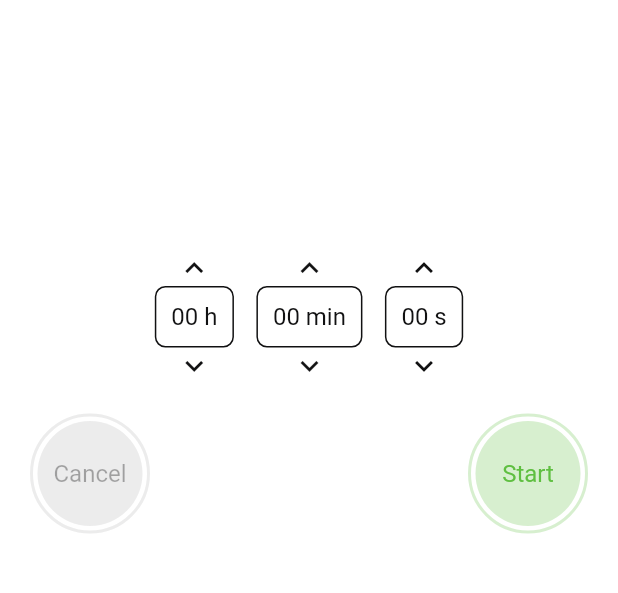
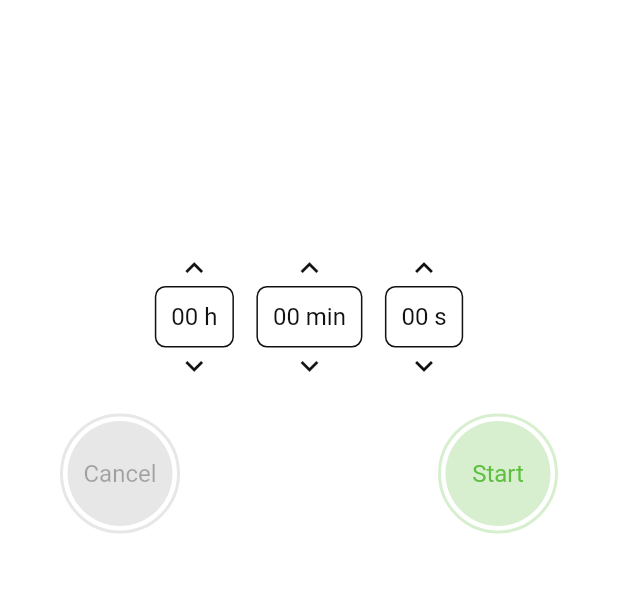
Before and after one commit to rafikfartas/counter-app, a Flutter app: the screen it shows after launch, on a phone screen of 412 x 824 dp, the part 59-652 px from its top. Run offline on Flutter 3.47's test engine with Material 2 defaults, Android fonts, the phone set to English and light mode, and no system bars; our stand-ins replace shared_preferences.

Commit message:
Added provider state

```diff
--- a/lib/main.dart
+++ b/lib/main.dart
@@ -1,11 +1,40 @@
+import 'package:counter_app/screens/home.dart';
 import 'package:counter_app/screens/my_app.dart';
 import 'package:counter_app/services/theme_manager.dart';
 import 'package:flutter/material.dart';
 import 'package:provider/provider.dart';
 
+// void main() {
+//   return runApp(ChangeNotifierProvider<ThemeNotifier>(
+//     create: (_) => ThemeNotifier(),
+//     child: const MyApp(),
+//   ));
+// }
+
 void main() {
-  return runApp(ChangeNotifierProvider<ThemeNotifier>(
-    create: (_) => ThemeNotifier(),
-    child: const MyApp(),
-  ));
+  return runApp(
+    MultiProvider(
+      providers: [
+        ChangeNotifierProvider<ThemeNotifier>(create: (ctx) => ThemeNotifier()),
+      ],
+      child: const MyApp(),
+    ),
+  );
 }
+
+class MyApp extends StatelessWidget {
+  const MyApp({Key? key}) : super(key: key);
+
+  @override
+  Widget build(BuildContext context) {
+    return Consumer<ThemeNotifier>(builder: (context, themeNotifier, child) {
+      return MaterialApp(
+        title: "Countdown app",
+        debugShowCheckedModeBanner: false,
+        scrollBehavior: const MaterialScrollBehavior(),
+        theme: themeNotifier.getTheme,
+        home: const Home(),
+      );
+    });
+  }
+}
--- /dev/null
+++ b/lib/screens/home.dart
@@ -0,0 +1,169 @@
+import 'package:counter_app/services/counter_provider.dart';
+import 'package:counter_app/services/theme_manager.dart';
+import 'package:counter_app/theme/colors.dart';
+import 'package:counter_app/widgets/circle_button.dart';
+import 'package:counter_app/widgets/time_picker_item.dart';
+import 'package:flutter/material.dart';
+import 'package:provider/provider.dart';
+
+class Home extends StatefulWidget {
+  const Home({Key? key}) : super(key: key);
+
+  @override
+  State<Home> createState() => _HomeState();
+}
+
+class _HomeState extends State<Home> with TickerProviderStateMixin {
+  @override
+  Widget build(BuildContext context) {
+    return ChangeNotifierProvider<CounterProvider>(
+      create: (ctx) => CounterProvider(this),
+      child: Consumer2<ThemeNotifier, CounterProvider>(
+        builder: (context, themeNotifier, counterProvider, child) {
+          return Scaffold(
+            appBar: AppBar(
+              title: const Text('Counter app'),
+              actions: [
+                IconButton(
+                  onPressed: () {
+                    if (themeNotifier.getTheme.brightness == Brightness.dark) {
+                      themeNotifier.setLightMode();
+                    } else {
+                      themeNotifier.setDarkMode();
+                    }
+                  },
+                  icon: const Icon(Icons.invert_colors_on),
+                ),
+              ],
+            ),
+            body: Padding(
+              padding: const EdgeInsets.symmetric(horizontal: 20.0),
+              child: Center(
+                child: Column(
+                  children: [
+                    counterProvider.animationController.value > 0
+                        ? _counterClock(counterProvider, themeNotifier)
+                        : _durationPicker(counterProvider, themeNotifier),
+                    const SizedBox(height: 20),
+                    Padding(
+                      padding: const EdgeInsets.symmetric(horizontal: 20),
+                      child: Row(
+                        mainAxisAlignment: MainAxisAlignment.spaceBetween,
+                        children: [
+                          _cancelButton(counterProvider, themeNotifier),
+                          _startButton(counterProvider),
+                        ],
+                      ),
+                    ),
+                  ],
+                ),
+              ),
+            ),
+          );
+        },
+      ),
+    );
+  }
+
+  _startButton(CounterProvider counterProvider) {
+    return CircleButton(
+      onTap: () {
+        counterProvider.startPauseCounter();
+      },
+      text: counterProvider.isPlaying &&
+              counterProvider.animationController.isAnimating
+          ? "Pause"
+          : "Start",
+      color: counterProvider.isPlaying &&
+              counterProvider.animationController.isAnimating
+          ? orange
+          : green,
+      borderColor: counterProvider.isPlaying &&
+              counterProvider.animationController.isAnimating
+          ? orange
+          : green,
+      textColor: counterProvider.isPlaying &&
+              counterProvider.animationController.isAnimating
+          ? orange
+          : green,
+    );
+  }
+
+  _cancelButton(CounterProvider counterProvider, ThemeNotifier theme) {
+    return CircleButton(
+      onTap: () {
+        counterProvider.cancelCounter();
+      },
+      opacity: counterProvider.animationController.value == 0 ? 0.4 : 1,
+      borderColor: theme.getTheme.primaryColor,
+      color: theme.getTheme.primaryColor,
+      textColor: theme.getTheme.primaryColor,
+      text: "Cancel",
+    );
+  }
+
+  _counterClock(CounterProvider counterProvider, ThemeNotifier theme) {
+    return Column(
+      crossAxisAlignment: CrossAxisAlignment.center,
+      children: [
+        const SizedBox(height: 100),
+        Container(
+          height: 300,
+          width: 300,
+          decoration: BoxDecoration(
+            shape: BoxShape.circle,
+            border: Border.all(
+              width: 2,
+              color: theme.getTheme.primaryColor,
+            ),
+          ),
+          child: Center(
+            child: Text(
+              counterProvider.counterText,
+              style: Theme.of(context)
+                  .textTheme
+                  .headline2!
+                  .copyWith(color: theme.getTheme.primaryColor),
+            ),
+          ),
+        ),
+      ],
+    );
+  }
+
+  _durationPicker(CounterProvider counterProvider, ThemeNotifier theme) {
+    return Column(
+      children: [
+        const SizedBox(height: 150),
+        Row(
+          mainAxisAlignment: MainAxisAlignment.center,
+          children: [
+            TimePickerItem(
+              theme: theme,
+              onAdd: () => counterProvider.addHours(),
+              onMinus: () => counterProvider.substructHours(),
+              unit: "h",
+              value: counterProvider.choosedDuration['h']!,
+            ),
+            const SizedBox(width: 15),
+            TimePickerItem(
+              theme: theme,
+              onAdd: () => counterProvider.addMinutes(),
+              onMinus: () => counterProvider.substructMinutes(),
+              unit: "min",
+              value: counterProvider.choosedDuration['m']!,
+            ),
+            const SizedBox(width: 15),
+            TimePickerItem(
+              theme: theme,
+              onAdd: () => counterProvider.addSeconds(),
+              onMinus: () => counterProvider.substructSeconds(),
+              unit: "s",
+              value: counterProvider.choosedDuration['s']!,
+            ),
+          ],
+        ),
+      ],
+    );
+  }
+}
--- a/lib/screens/my_app.dart
+++ b/lib/screens/my_app.dart
@@ -1,5 +1,3 @@
-import 'dart:developer';
-
 import 'package:counter_app/services/theme_manager.dart';
 import 'package:counter_app/theme/colors.dart';
 import 'package:counter_app/widgets/time_picker_item.dart';
--- /dev/null
+++ b/lib/widgets/circle_button.dart
@@ -0,0 +1,61 @@
+import 'package:flutter/material.dart';
+
+class CircleButton extends StatelessWidget {
+  final Color? borderColor;
+  final VoidCallback onTap;
+  final Color? color;
+  final String text;
+  final Color? textColor;
+  final double? opacity;
+
+  const CircleButton({
+    Key? key,
+    this.borderColor,
+    required this.onTap,
+    this.color,
+    this.text = '',
+    this.textColor,
+    this.opacity,
+  }) : super(key: key);
+
+  @override
+  Widget build(BuildContext context) {
+    return Opacity(
+      opacity: opacity ?? 1,
+      child: Container(
+        height: 80,
+        width: 80,
+        decoration: BoxDecoration(
+          shape: BoxShape.circle,
+          color: Colors.transparent,
+          border: Border.all(
+            width: 2,
+            color: (borderColor ?? Theme.of(context).primaryColor)
+                .withOpacity(0.25),
+          ),
+        ),
+        child: Center(
+          child: InkWell(
+            onTap: onTap,
+            child: Container(
+              height: 70,
+              width: 70,
+              decoration: BoxDecoration(
+                shape: BoxShape.circle,
+                color:
+                    (color ?? Theme.of(context).primaryColor).withOpacity(0.25),
+              ),
+              child: Center(
+                child: Text(
+                  text,
+                  style: Theme.of(context).textTheme.subtitle1!.copyWith(
+                      color: textColor ?? Theme.of(context).primaryColor),
+                ),
+              ),
+            ),
+          ),
+        ),
+      ),
+    );
+  }
+}
```
Also changed, not shown: lib/services/counter_provider.dart (added, +121 -0 lines).
